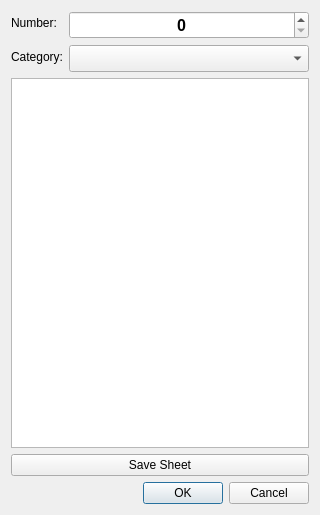
The window that src/jobs/jobeditor/jobpatheditor.ui (gfgit/ModelRailroadTimetablePlanner) describes before a commit, drawn with Qt 5.
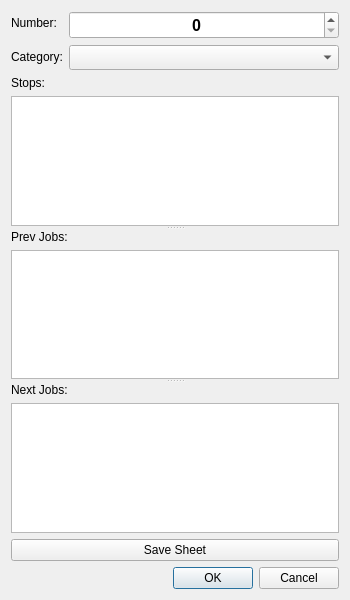
The same window after the commit.

Commit message:
JobPathEditor: add next/prev jobs views
- Use a splitter to lay 3 views vertically
- New context menu for Jobs views

Diff of the .ui file:
```diff
--- a/src/jobs/jobeditor/jobpatheditor.ui
+++ b/src/jobs/jobeditor/jobpatheditor.ui
@@ -6,27 +6,48 @@
    <rect>
     <x>0</x>
     <y>0</y>
-    <width>320</width>
-    <height>515</height>
+    <width>350</width>
+    <height>600</height>
    </rect>
   </property>
   <property name="windowTitle">
    <string/>
   </property>
   <layout class="QFormLayout" name="formLayout">
-   <item row="0" column="0">
+   <item row="4" column="1">
+    <widget class="QComboBox" name="categoryCombo">
+     <property name="minimumSize">
+      <size>
+       <width>0</width>
+       <height>25</height>
+      </size>
+     </property>
+     <property name="font">
+      <font>
+       <pointsize>12</pointsize>
+      </font>
+     </property>
+    </widget>
+   </item>
+   <item row="4" column="0">
+    <widget class="QLabel" name="categoryLabel">
+     <property name="text">
+      <string>Category:</string>
+     </property>
+    </widget>
+   </item>
+   <item row="1" column="0">
     <widget class="QLabel" name="numberLabel">
      <property name="text">
       <string>Number:</string>
      </property>
     </widget>
    </item>
-   <item row="0" column="1">
+   <item row="1" column="1">
     <widget class="QSpinBox" name="jobIdSpin">
      <property name="font">
       <font>
        <pointsize>12</pointsize>
-       <weight>75</weight>
        <bold>true</bold>
       </font>
      </property>
@@ -38,39 +59,63 @@
      </property>
     </widget>
    </item>
-   <item row="1" column="0">
-    <widget class="QLabel" name="categoryLabel">
-     <property name="text">
-      <string>Category:</string>
+   <item row="5" column="0" colspan="2">
+    <widget class="QSplitter" name="splitter">
+     <property name="orientation">
+      <enum>Qt::Vertical</enum>
      </property>
+     <widget class="QWidget" name="layoutWidget">
+      <layout class="QVBoxLayout" name="splitterLay1">
+       <item>
+        <widget class="QLabel" name="stopsLabel">
+         <property name="text">
+          <string>Stops:</string>
+         </property>
+        </widget>
+       </item>
+       <item>
+        <widget class="QListView" name="stopsView"/>
+       </item>
+      </layout>
+     </widget>
+     <widget class="QWidget" name="">
+      <layout class="QVBoxLayout" name="verticalLayout">
+       <item>
+        <widget class="QLabel" name="prevJobsLabel">
+         <property name="text">
+          <string>Prev Jobs:</string>
+         </property>
+        </widget>
+       </item>
+       <item>
+        <widget class="QTableView" name="prevJobsView"/>
+       </item>
+      </layout>
+     </widget>
+     <widget class="QWidget" name="layoutWidget">
+      <layout class="QVBoxLayout" name="splitterLay3">
+       <item>
+        <widget class="QLabel" name="nextJobsLabel">
+         <property name="text">
+          <string>Next Jobs:</string>
+         </property>
+        </widget>
+       </item>
+       <item>
+        <widget class="QTableView" name="nextJobsView"/>
+       </item>
+      </layout>
+     </widget>
     </widget>
    </item>
-   <item row="1" column="1">
-    <widget class="QComboBox" name="categoryCombo">
-     <property name="minimumSize">
-      <size>
-       <width>0</width>
-       <height>25</height>
-      </size>
-     </property>
-     <property name="font">
-      <font>
-       <pointsize>12</pointsize>
-      </font>
-     </property>
-    </widget>
-   </item>
-   <item row="2" column="0" colspan="2">
-    <widget class="QListView" name="view"/>
-   </item>
-   <item row="3" column="0" colspan="2">
+   <item row="7" column="0" colspan="2">
     <widget class="QPushButton" name="sheetBut">
      <property name="text">
       <string>Save Sheet</string>
      </property>
     </widget>
    </item>
-   <item row="4" column="0" colspan="2">
+   <item row="9" column="0" colspan="2">
     <widget class="QDialogButtonBox" name="buttonBox">
      <property name="orientation">
       <enum>Qt::Horizontal</enum>
```
The commit also changes 2 other files.
